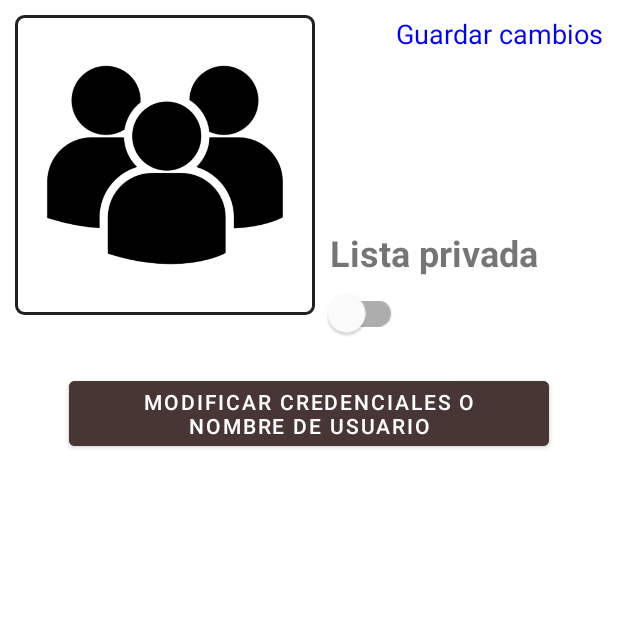
After one commit to Ozgewn/MyVideoGameList, an Android app: the fragment EditarPerfilFragment shown on its own in the app's theme, on a phone screen of 412 x 824 dp, the top half of it. The commit adds this screen. Run offline under Robolectric (Android 15) with nearby library versions, the phone set to English and light mode, and no system bars; our stand-ins replace Firebase (no records; nobody signed in at launch, a user with empty details on screens opened directly); network calls fail; 2 statements that could not run were skipped.

Commit message:
Añadida funcionalidad cambiar privacidad lista, seguir con el diseño

```diff
--- a/APP/app/src/main/java/com/example/myvideogamelist/models/clsUsuario.kt
+++ b/APP/app/src/main/java/com/example/myvideogamelist/models/clsUsuario.kt
@@ -10,5 +10,5 @@ data class clsUsuario(
     @SerializedName("videojuegosEnPausa")val videojuegosEnPausa: Int = 0,
     @SerializedName("videojuegosDropeados")val videojuegosDropeados: Int = 0,
     @SerializedName("videojuegosPlaneados")val videojuegosPlaneados: Int = 0,
-    @SerializedName("esListaPrivada")val esListaPrivada: Boolean = false,
+    @SerializedName("esListaPrivada")var esListaPrivada: Boolean = false,
 )
--- /dev/null
+++ b/APP/app/src/main/java/com/example/myvideogamelist/views/fragments/EditarPerfilFragment.kt
@@ -0,0 +1,62 @@
+package com.example.myvideogamelist.views.fragments
+
+import android.os.Bundle
+import androidx.fragment.app.Fragment
+import android.view.LayoutInflater
+import android.view.View
+import android.view.ViewGroup
+import androidx.fragment.app.activityViewModels
+import androidx.navigation.fragment.findNavController
+import com.example.myvideogamelist.R
+import com.example.myvideogamelist.api.repositories.clsUsuarioRepository
+import com.example.myvideogamelist.databinding.FragmentEditarPerfilBinding
+import com.example.myvideogamelist.models.clsUsuario
+import com.example.myvideogamelist.viewmodels.UsuarioViewModel
+import com.example.myvideogamelist.views.mensajes.Mensajes
+import com.google.android.material.snackbar.Snackbar
+import kotlinx.coroutines.CoroutineScope
+import kotlinx.coroutines.Dispatchers
+import kotlinx.coroutines.launch
+
+class EditarPerfilFragment : Fragment() {
+
+    private var _binding: FragmentEditarPerfilBinding? = null
+    private val binding get() = _binding!!
+    private val usuarioViewModel: UsuarioViewModel by activityViewModels()
+    private lateinit var usuarioConNuevosCambios: clsUsuario
+
+    override fun onCreate(savedInstanceState: Bundle?) {
+        super.onCreate(savedInstanceState)
+        usuarioConNuevosCambios = clsUsuario(id = usuarioViewModel.usuarioSeleccionado.value!!.id,
+            nombreUsuario = usuarioViewModel.usuarioSeleccionado.value!!.nombreUsuario,
+            esListaPrivada = usuarioViewModel.usuarioSeleccionado.value!!.esListaPrivada)
+    }
+
+    override fun onCreateView(
+        inflater: LayoutInflater, container: ViewGroup?,
+        savedInstanceState: Bundle?
+    ): View? {
+        _binding =FragmentEditarPerfilBinding.inflate(inflater, container, false)
+        return binding.root
+    }
+
+    override fun onViewCreated(view: View, savedInstanceState: Bundle?) {
+        super.onViewCreated(view, savedInstanceState)
+        binding.swListaPrivada.isChecked = usuarioViewModel.usuarioSeleccionado.value!!.esListaPrivada
+        binding.swListaPrivada.setOnCheckedChangeListener { buttonView, isChecked ->
+            usuarioConNuevosCambios.esListaPrivada = isChecked
+        }
+        binding.btnGuardarCambios.setOnClickListener {
+            CoroutineScope(Dispatchers.IO).launch {
+                clsUsuarioRepository().editarUsuario(usuarioConNuevosCambios)
+                activity?.runOnUiThread {
+                    Snackbar.make(requireView(), Mensajes.informacion.CAMBIOS_CORRECTOS_GENERICO, Snackbar.LENGTH_SHORT).show()
+                }
+            }
+        }
+        binding.btnModificarCredenciales.setOnClickListener {
+            findNavController().navigate(R.id.repetirContrasenyaFragment)
+        }
+    }
+
+}
--- a/APP/app/src/main/java/com/example/myvideogamelist/views/fragments/MiListaFragment.kt
+++ b/APP/app/src/main/java/com/example/myvideogamelist/views/fragments/MiListaFragment.kt
@@ -269,8 +269,9 @@ class MiListaFragment : Fragment(), SearchView.OnQueryTextListener {
                     videojuegoViewModel.cargarListaEstados()
                 }
                 activity?.runOnUiThread{
-                    listaVideojuegosEnListaFiltrado.removeAll(listaVideojuegosEnListaFiltrado)
+                    listaVideojuegosEnListaFiltrado.clear()
                     listaVideojuegosEnListaFiltrado.addAll(listaVideojuegosEnListaCompleta)//añadimos lo de la lista completa a la lista que vamos a ofrecer
+                    listaVideojuegosEnEstado.clear()
                     listaVideojuegosEnEstado.addAll(listaVideojuegosEnListaCompleta)//añadimos lo de la lista a la lista que tiene filtrado SOLO los estados
                     binding.pBIndeterminada.visibility = View.GONE //quitamos el progress bar(el circulo que indica que esta cargando)
                     adapter.notifyDataSetChanged() //avisamos el adapter que hemos modificado la lista
--- a/APP/app/src/main/java/com/example/myvideogamelist/views/fragments/PerfilFragment.kt
+++ b/APP/app/src/main/java/com/example/myvideogamelist/views/fragments/PerfilFragment.kt
@@ -65,7 +65,8 @@ class PerfilFragment : Fragment() {
                     btnEditarPerfil.visibility = View.VISIBLE
                 }
                 btnEditarPerfil.setOnClickListener {
-                    Snackbar.make(requireView(), "Esto te dejaria cambiar la foto y el nombre de usuario, y la privacidad de la lista", Snackbar.LENGTH_SHORT).show()
+                    usuarioViewModel.usuarioSeleccionado.postValue(infoDeUsuario)
+                    navController.navigate(R.id.editarPerfilFragment)
                 }
             }
         })
--- a/APP/app/src/main/java/com/example/myvideogamelist/views/mensajes/Mensajes.kt
+++ b/APP/app/src/main/java/com/example/myvideogamelist/views/mensajes/Mensajes.kt
@@ -23,6 +23,7 @@ class Mensajes {
         const val PEDIR_CORRECION_DE_ERRORES = "Por favor, arregla los problemas informados por pantalla"
         const val MODIFICACION_CREDENCIALES_EXITOSA = "Se han modificado los credenciales exitosamente, vuelva a iniciar sesión, por favor"
         const val MODIFICACION_CREDENCIALES_EXITOSA_NO_RELOG = "Se han modificado los credenciales exitosamente"
+        const val CAMBIOS_CORRECTOS_GENERICO = "Los cambios se han efectuado correctamente"
         const val NO_VIDEOJUEGOS_EN_LISTA = "Todavía no hay videojuegos en esta lista"
     }
 }
--- /dev/null
+++ b/APP/app/src/main/res/layout/fragment_editar_perfil.xml
@@ -0,0 +1,75 @@
+<?xml version="1.0" encoding="utf-8"?>
+<androidx.constraintlayout.widget.ConstraintLayout xmlns:android="http://schemas.android.com/apk/res/android"
+    xmlns:tools="http://schemas.android.com/tools"
+    android:layout_width="match_parent"
+    android:layout_height="match_parent"
+    xmlns:app="http://schemas.android.com/apk/res-auto"
+    tools:context=".views.fragments.EditarPerfilFragment"
+    android:padding="10dp">
+
+    <ImageView
+        android:id="@+id/iVImagenPerfil"
+        android:layout_width="200dp"
+        android:layout_height="200dp"
+        android:background="@drawable/rectangle"
+        android:src="@drawable/ic_people"
+        app:layout_constraintLeft_toLeftOf="parent"
+        app:layout_constraintTop_toTopOf="parent" />
+
+    <TextView
+        android:id="@+id/tVNombreUsuario"
+        android:layout_width="wrap_content"
+        android:layout_height="wrap_content"
+        android:layout_marginLeft="10dp"
+        android:textColor="@color/black"
+        android:textSize="24sp"
+        android:textStyle="bold"
+        app:layout_constraintBottom_toBottomOf="@id/iVImagenPerfil"
+        app:layout_constraintLeft_toRightOf="@id/iVImagenPerfil"
+        app:layout_constraintTop_toTopOf="@id/iVImagenPerfil"
+        tools:text="juanito" />
+
+    <TextView
+        android:id="@+id/tVListaPrivadaTitle"
+        android:layout_width="wrap_content"
+        android:layout_height="wrap_content"
+        android:layout_marginLeft="10dp"
+        android:textSize="24sp"
+        android:textStyle="bold"
+        app:layout_constraintTop_toBottomOf="@id/tVNombreUsuario"
+        app:layout_constraintLeft_toRightOf="@id/iVImagenPerfil"
+        app:layout_constraintBottom_toBottomOf="@id/iVImagenPerfil"
+        android:text="Lista privada" />
+
+    <com.google.android.material.switchmaterial.SwitchMaterial
+        android:id="@+id/swListaPrivada"
+        android:layout_width="wrap_content"
+        app:layout_constraintTop_toBottomOf="@id/tVListaPrivadaTitle"
+        app:layout_constraintLeft_toLeftOf="@id/tVListaPrivadaTitle"
+        android:layout_marginRight="5dp"
+        android:scaleX="1.25"
+        android:scaleY="1.25"
+        android:layout_height="wrap_content" />
+
+    <TextView
+        android:id="@+id/btnGuardarCambios"
+        android:layout_width="wrap_content"
+        android:layout_height="wrap_content"
+        android:text="Guardar cambios"
+        android:textSize="18sp"
+        android:textColor="@color/blue"
+        app:layout_constraintRight_toRightOf="parent"
+        app:layout_constraintTop_toTopOf="parent" />
+
+    <Button
+        android:id="@+id/btnModificarCredenciales"
+        android:layout_width="wrap_content"
+        android:layout_height="wrap_content"
+        android:layout_marginTop="15dp"
+        android:backgroundTint="@color/lightBlack"
+        android:text="Modificar credenciales o nombre de usuario"
+        app:layout_constraintLeft_toLeftOf="parent"
+        app:layout_constraintRight_toRightOf="parent"
+        app:layout_constraintTop_toBottomOf="@id/swListaPrivada" />
+
+</androidx.constraintlayout.widget.ConstraintLayout>
--- a/APP/app/src/main/res/layout/fragment_perfil.xml
+++ b/APP/app/src/main/res/layout/fragment_perfil.xml
@@ -4,7 +4,8 @@
     xmlns:tools="http://schemas.android.com/tools"
     android:layout_width="match_parent"
     android:layout_height="match_parent"
-    tools:context=".views.fragments.PerfilFragment">
+    tools:context=".views.fragments.PerfilFragment"
+    android:padding="10dp">
 
     <ProgressBar
         app:layout_constraintTop_toTopOf="parent"
--- a/APP/app/src/main/res/layout/item_comunidad.xml
+++ b/APP/app/src/main/res/layout/item_comunidad.xml
@@ -11,7 +11,7 @@
         android:layout_height="100dp"
         app:layout_constraintTop_toTopOf="parent"
         app:layout_constraintLeft_toLeftOf="parent"
-        android:src="@drawable/ic_profile"/>
+        android:src="@drawable/ic_people"/>
 
     <TextView
         android:id="@+id/tVNombreUsuario"
--- a/APP/app/src/main/res/navigation/main_content_nav_graph.xml
+++ b/APP/app/src/main/res/navigation/main_content_nav_graph.xml
@@ -65,4 +65,9 @@
         android:name="com.example.myvideogamelist.views.fragments.CambiarPasswordFragment"
         android:label="fragment_cambiar_password"
         tools:layout="@layout/fragment_cambiar_password" />
+    <fragment
+        android:id="@+id/editarPerfilFragment"
+        android:name="com.example.myvideogamelist.views.fragments.EditarPerfilFragment"
+        android:label="fragment_editar_perfil"
+        tools:layout="@layout/fragment_editar_perfil" />
 </navigation>
```
